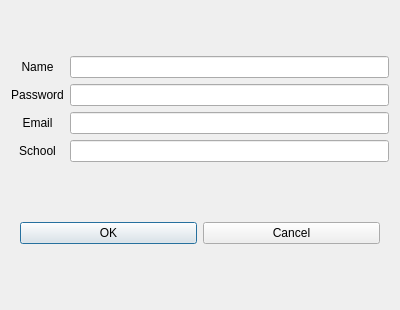
Above: src/widgets/login_page/registerdialog.ui from gregk27/TasQ-Application before the change. Below: the same form after it.
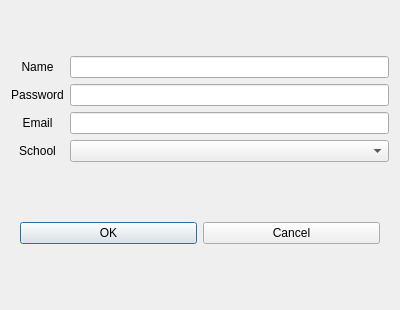
That is the form after the change.

Commit message: WH-86; Change register to use combobox for school, fix crash from null user

```diff
--- a/src/widgets/login_page/registerdialog.ui
+++ b/src/widgets/login_page/registerdialog.ui
@@ -66,7 +66,7 @@
       </widget>
      </item>
      <item row="3" column="1">
-      <widget class="QLineEdit" name="l4"/>
+      <widget class="QComboBox" name="l4"/>
      </item>
     </layout>
    </item>
```
The commit also changes 3 other files.
